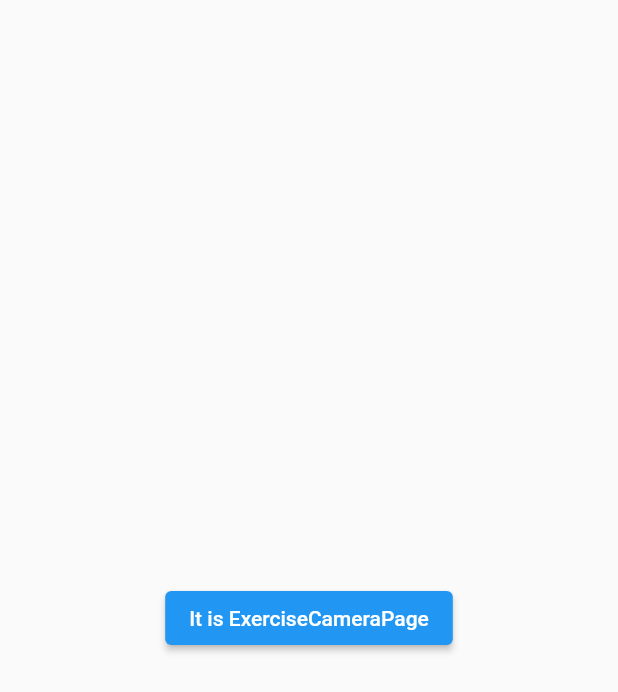
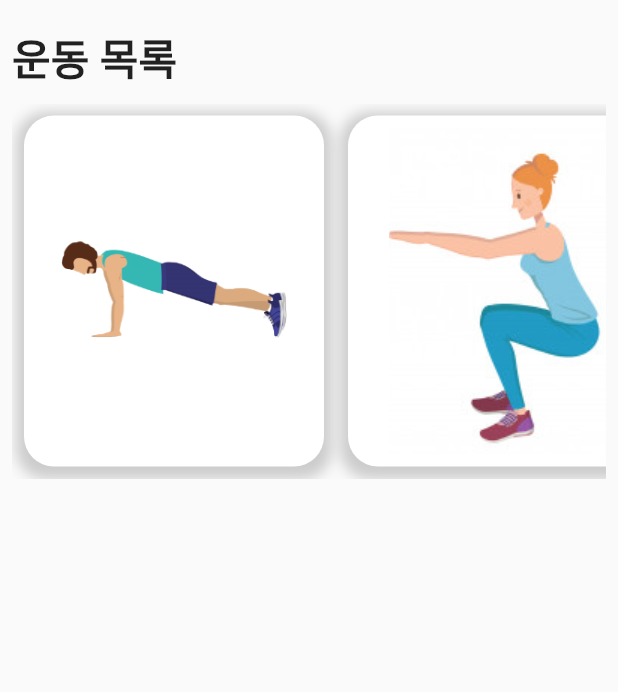
Before and after one commit to pie-sfac/2Team-Pain-Catchers, a Flutter app: the ExerciseCameraPage screen opened directly, on a phone screen of 412 x 824 dp. Shown: the top 692 px of the screen. Run offline on Flutter 3.47's test engine with Material 2 defaults, Android fonts, the phone set to English and light mode, and no system bars; our stand-ins replace camera, flutter_riverpod, go_router, image_picker, shared_preferences; missing offline and left inert: google_ml_kit, google_mlkit_commons, google_mlkit_pose_detection; accounts and stored records are empty.

Commit message:
add image

```diff
--- a/catchmypain/lib/main.dart
+++ b/catchmypain/lib/main.dart
@@ -18,11 +18,14 @@ final GoRouter _router = GoRouter(initialLocation: '/', routes: [
   ),
   GoRoute(
     path: '/main',
-    builder: (context, state) => const MainPage(),
+    builder: (context, state) => MainPage(),
   ),
   GoRoute(
-    path: '/camera',
-    builder: (context, state) => const PoseDetectorView(),
+    path: '/camera/:exercise',
+    builder: (context, state) {
+      final exercise = state.pathParameters['exercise'];
+      return PoseDetectorView(exercise: exercise ?? '');
+    },
   ),
 ]);
 
--- a/catchmypain/lib/model/exercisedata.dart
+++ b/catchmypain/lib/model/exercisedata.dart
@@ -5,13 +5,13 @@ class ExerciseData {
   int count;
   String poseState;
   Angles angles;
-  String durationTime;
+  String recordTime;
 
   ExerciseData({
     required this.count,
     required this.poseState,
     required this.angles,
-    required this.durationTime,
+    required this.recordTime,
   });
 
   Map<String, dynamic> toMap() {
@@ -19,7 +19,7 @@ class ExerciseData {
       'count': count,
       'poseState': poseState,
       'angles': angles.toMap(),
-      'durationTime': durationTime,
+      'recordTime': recordTime,
     };
   }
 
@@ -28,7 +28,7 @@ class ExerciseData {
       count: map['count'] as int,
       poseState: map['poseState'] as String,
       angles: Angles.fromMap(map['angles'] as Map<String, dynamic>),
-      durationTime: map['durationTime'] as String,
+      recordTime: map['recordTime'] as String,
     );
   }
 
@@ -39,6 +39,7 @@ class ExerciseData {
 }
 
 class Angles {
+  String durationTime;
   double rightWES;
   double rightESH;
   double rightSHK;
@@ -56,6 +57,7 @@ class Angles {
     required this.leftESH,
     required this.leftSHK,
     required this.leftHKA,
+    required this.durationTime,
   });
 
   Map<String, dynamic> toMap() {
@@ -68,6 +70,7 @@ class Angles {
       'leftESH': leftESH,
       'leftSHK': leftSHK,
       'leftHKA': leftHKA,
+      'durationTime': durationTime,
     };
   }
 
@@ -81,6 +84,7 @@ class Angles {
       leftESH: map['leftESH'] as double,
       leftSHK: map['leftSHK'] as double,
       leftHKA: map['leftHKA'] as double,
+      durationTime: map['durationTime'] as String,
     );
   }
 
--- a/catchmypain/lib/view/camera_view/pose_detector_view.dart
+++ b/catchmypain/lib/view/camera_view/pose_detector_view.dart
@@ -7,8 +7,9 @@ import 'package:google_mlkit_pose_detection/google_mlkit_pose_detection.dart';
 import 'detector_view.dart';
 
 class PoseDetectorView extends StatefulWidget {
-  const PoseDetectorView({super.key});
+  const PoseDetectorView({super.key, required this.exercise});
 
+  final String exercise;
   @override
   State<StatefulWidget> createState() => _PoseDetectorViewState();
 }
@@ -34,6 +35,7 @@ class _PoseDetectorViewState extends State<PoseDetectorView> {
   Widget build(BuildContext context) {
     return DetectorView(
       title: 'Pose Detector',
+      exercise: widget.exercise,
       customPaint: _customPaint,
       text: _text,
       onImage: _processImage,
--- a/catchmypain/lib/view/page/exercise_camera_page.dart
+++ b/catchmypain/lib/view/page/exercise_camera_page.dart
@@ -1,20 +1,116 @@
+// ignore_for_file: public_member_api_docs, sort_constructors_first
+import 'dart:convert';
+
+import 'package:catchmypain/model/exercisedata.dart';
+import 'package:catchmypain/provider/page_provider.dart';
+import 'package:catchmypain/provider/preferences_provider.dart';
+import 'package:catchmypain/view/widgets/exercise_card.dart';
 import 'package:flutter/material.dart';
-import 'package:go_router/go_router.dart';
+import 'package:flutter_riverpod/flutter_riverpod.dart';
 
-class ExerciseCameraPage extends StatelessWidget {
-  const ExerciseCameraPage({super.key});
+class ExerciseCameraPage extends ConsumerWidget {
+  const ExerciseCameraPage({
+    Key? key,
+  }) : super(key: key);
 
   @override
-  Widget build(BuildContext context) {
+  Widget build(BuildContext context, WidgetRef ref) {
+    final int cameraMenuIndex = ref.watch(cameraIndexProvider) as int;
+    List<String> exerciseList = ['push_up', 'squat'];
+    List<ExerciseData> exerciseDataList = [];
+
+    String? pushUpData =
+        ref.read(preferencesNotifierProvider.notifier).getString('pushupData');
+    if (pushUpData == null) {
+    } else {
+      var sharedData = jsonDecode(pushUpData);
+      if (sharedData != null) {
+        for (var item in sharedData) {
+          var data = ExerciseData.fromJson(item);
+          exerciseDataList.add(data);
+          print(data.count);
+        }
+      }
+    }
+
     return Scaffold(
-      body: Center(
+      body: Padding(
+        padding: const EdgeInsets.all(8.0),
         child: Column(
-          mainAxisAlignment: MainAxisAlignment.center,
+          crossAxisAlignment: CrossAxisAlignment.start,
           children: [
-            ElevatedButton(
-              onPressed: () => context.push('/camera'),
-              child: const Text('It is ExerciseCameraPage'),
-            ),
+            if (cameraMenuIndex == 0) ...[
+              const SizedBox(
+                height: 10,
+              ),
+              const Text(
+                '운동 목록',
+                style: TextStyle(
+                  fontSize: 28,
+                  fontWeight: FontWeight.bold,
+                ),
+                textAlign: TextAlign.left,
+              ),
+              const SizedBox(
+                height: 10,
+              ),
+              SizedBox(
+                height: 250,
+                child: ListView.builder(
+                  scrollDirection: Axis.horizontal,
+                  itemCount: exerciseList.length,
+                  itemBuilder: (context, index) {
+                    return Padding(
+                      padding: const EdgeInsets.all(8.0),
+                      child: SizedBox(
+                        height: 200,
+                        width: 200,
+                        child: ExerciseCard(
+                          exercise: exerciseList[index],
+                        ),
+                      ),
+                    );
+                  },
+                ),
+              ),
+            ] else if (cameraMenuIndex == 1) ...[
+              const SizedBox(
+                height: 10,
+              ),
+              const Text(
+                '푸시업',
+                style: TextStyle(
+                  fontSize: 28,
+                  fontWeight: FontWeight.bold,
+                ),
+                textAlign: TextAlign.left,
+              ),
+              SizedBox(
+                  height: MediaQuery.of(context).size.height * 0.725,
+                  child: ListView.builder(
+                    itemCount: exerciseDataList.length,
+                    itemBuilder: (context, index) {
+                      return Column(
+                        mainAxisAlignment: MainAxisAlignment.center,
+                        children: [
+                          Text(
+                            'count : ${exerciseDataList[index].count}',
+                            style: const TextStyle(
+                                color: Colors.black, fontSize: 20),
+                          ),
+                          Text(
+                              'poseState : ${exerciseDataList[index].poseState}'),
+                          Text(
+                              'recordTime : ${exerciseDataList[index].recordTime}'),
+                          Text(
+                              'leftWES : ${exerciseDataList[index].angles.leftWES}'),
+                          Text(
+                              'rightWES : ${exerciseDataList[index].angles.rightWES}'),
+                        ],
+                      );
+                    },
+                  ))
+            ]
           ],
         ),
       ),
--- /dev/null
+++ b/catchmypain/lib/view/widgets/exercise_card.dart
@@ -0,0 +1,35 @@
+// ignore_for_file: public_member_api_docs, sort_constructors_first
+import 'package:flutter/material.dart';
+import 'package:go_router/go_router.dart';
+
+class ExerciseCard extends StatelessWidget {
+  const ExerciseCard({
+    Key? key,
+    required this.exercise,
+  }) : super(key: key);
+
+  final String exercise;
+  @override
+  Widget build(BuildContext context) {
+    return Container(
+        width: 200,
+        height: 200,
+        padding: const EdgeInsets.symmetric(horizontal: 10.0),
+        decoration: BoxDecoration(
+            color: Colors.white,
+            borderRadius: const BorderRadius.all(Radius.circular(20)),
+            boxShadow: [
+              BoxShadow(
+                color: Colors.grey.withOpacity(0.5),
+                spreadRadius: 5,
+                blurRadius: 7,
+                offset: const Offset(0, 3), // changes position of shadow
+              ),
+            ]),
+        child: IconButton(
+          color: Colors.white,
+          icon: Image.asset('asset/images/$exercise.png', fit: BoxFit.cover),
+          onPressed: () => context.push('/camera/$exercise'),
+        ));
+  }
+}
--- a/catchmypain/pubspec.yaml
+++ b/catchmypain/pubspec.yaml
@@ -40,6 +40,7 @@ dependencies:
   path: ^1.8.3
   path_provider: ^2.1.1
   riverpod: ^2.4.4
+  shared_preferences: ^2.2.2
 
 dev_dependencies:
   flutter_lints: ^2.0.0
```
Also changed, not shown: catchmypain/lib/provider/page_provider.dart (added, +10 -0 lines), catchmypain/lib/provider/preferences_provider.dart (added, +40 -0 lines), catchmypain/lib/view/camera_view/camera_view.dart (+42 -21 lines), catchmypain/lib/view/camera_view/detector_view.dart (+6 -2 lines), catchmypain/lib/view/page/main_page.dart (+29 -36 lines), catchmypain/asset/images/push_up.png (added), catchmypain/asset/images/squat.png (added).
